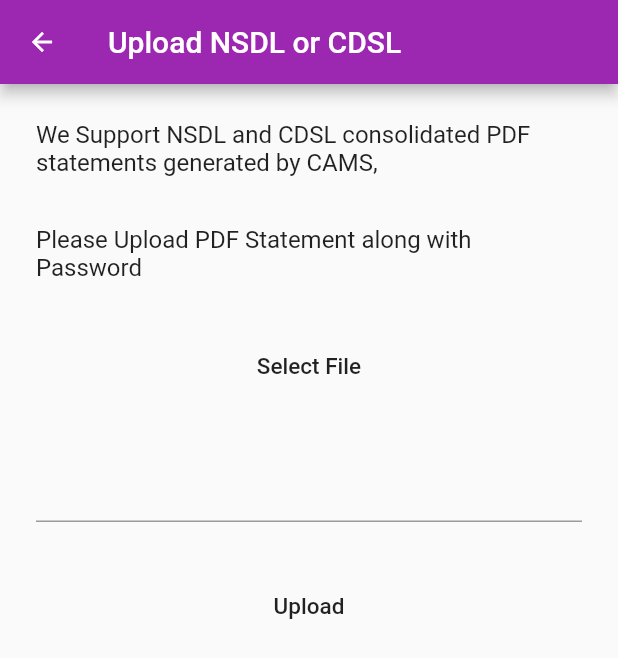
After one commit to ganeshpatil0101/directmf, a Flutter app: the UploadPdf screen opened by its route, on a phone screen of 412 x 824 dp. The commit adds this screen. Shown: the top 658 px of the screen. Run offline on Flutter 3.47's test engine with Material 2 defaults, Android fonts, the phone set to English and light mode, and no system bars; our stand-ins replace cloud_firestore, firebase_auth, flutter_redux, font_awesome_flutter, redux; missing offline and left inert: flutter_beautiful_popup, flutter_circular_chart; accounts and stored records are empty.

Commit message:
WIP Upload pdf ui changes

```diff
--- a/lib/main.dart
+++ b/lib/main.dart
@@ -17,6 +17,7 @@ import 'package:sink/ui/home.dart';
 import 'package:sink/ui/mf/addEditMfPage.dart';
 import 'package:sink/ui/mf/addMf.dart';
 import 'package:sink/ui/mf/mfList.dart';
+import 'package:sink/ui/mf/upload_pdf.dart';
 
 Store globalStore;
 
@@ -57,6 +58,7 @@ class Sink extends StatelessWidget {
           AddExpensePage.route: (context) => AddExpensePage(),
           AddEditMfPage.route: (context) => AddEditMfPage(),
           EditExpensePage.route: (context) => EditExpensePage(),
+          UploadPdf.route: (context) => UploadPdf()
         },
         initialRoute: InitialPage.route,
       ),
--- a/lib/ui/home.dart
+++ b/lib/ui/home.dart
@@ -6,6 +6,7 @@ import 'package:sink/ui/entries/entries_page.dart';
 import 'package:sink/ui/mf/addEditMfPage.dart';
 import 'package:sink/ui/mf/addMf.dart';
 import 'package:sink/ui/mf/entity_mf_list.dart';
+import 'package:sink/ui/mf/upload_pdf.dart';
 import 'package:sink/ui/statistics/statistics_page.dart';
 
 class HomeScreen extends StatelessWidget {
@@ -79,7 +80,10 @@ class HomePageState extends State<HomePage>
                   actions: [
                     popup.button(
                       label: 'Upload',
-                      onPressed: Navigator.of(context).pop,
+                      onPressed: () {
+                        Navigator.of(context).pop();
+                        Navigator.pushNamed(context, UploadPdf.route);
+                      },
                     ),
                     popup.button(
                         label: 'Manually',
--- /dev/null
+++ b/lib/ui/mf/upload_pdf.dart
@@ -0,0 +1,92 @@
+import 'package:flutter/material.dart';
+import 'package:quiver/strings.dart';
+
+class UploadPdf extends StatefulWidget {
+  static const route = '/uploadPdf';
+  @override
+  _UploadPdfState createState() => _UploadPdfState();
+}
+
+class _UploadPdfState extends State<UploadPdf> {
+  bool hideText = true;
+  bool touched = false;
+  @override
+  Widget build(BuildContext context) {
+    return Scaffold(
+        appBar: AppBar(
+          backgroundColor: Theme.of(context).backgroundColor,
+          title: Text('Upload NSDL or CDSL '),
+        ),
+        body: Scrollbar(
+            child: ListView(
+                physics: BouncingScrollPhysics(),
+                shrinkWrap: true,
+                padding: EdgeInsets.all(8.0),
+                children: <Widget>[
+              Padding(
+                padding: const EdgeInsets.all(16.0),
+                child: Text(
+                    'We Support NSDL and CDSL consolidated PDF statements generated by CAMS, '),
+              ),
+              Padding(
+                padding: const EdgeInsets.all(16.0),
+                child: Text('Please Upload PDF Statement along with Password'),
+              ),
+              Padding(
+                  padding: const EdgeInsets.all(16.0),
+                  child: FlatButton(
+                    child: Text(
+                      "Select File",
+                      style: TextStyle(fontSize: 15),
+                    ),
+                    onPressed: () {},
+                  )),
+              Padding(
+                padding: const EdgeInsets.all(16.0),
+                child: TextFormField(
+                  key: ValueKey("Pdf Password"),
+                  maxLines: 1,
+                  obscureText: hideText,
+                  autofocus: false,
+                  onChanged: (String value) => setState(() {
+                    this.touched = isNotEmpty(value);
+                  }),
+                  validator: (value) => _validatePassword(value),
+                  //onSaved: (value) => widget.onSaved(value),
+                  decoration: touched
+                      ? InputDecoration(
+                          suffixIcon: InkWell(
+                            child: Icon(
+                              Icons.remove_red_eye,
+                              color: hideText ? Colors.grey : Colors.blue,
+                            ),
+                            onTap: () => setState(() {
+                              this.hideText = !hideText;
+                            }),
+                          ),
+                        )
+                      : null,
+                ),
+              ),
+              Padding(
+                padding: EdgeInsets.all(16.0),
+                child: FlatButton(
+                  child: Text(
+                    'Upload',
+                    style: TextStyle(fontSize: 15),
+                  ),
+                  onPressed: () {},
+                ),
+              )
+            ])));
+  }
+
+  String _validatePassword(String password) {
+    if (password.isEmpty) {
+      return "Password field cannot be empty";
+    } else if (password.length < 6) {
+      return "Password should contain at least 6 symbols";
+    }
+    return null;
+  }
+}
```
